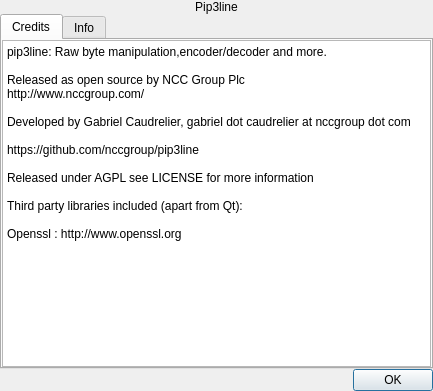
Qt form gui/aboutdialog.ui (nccgroup/pip3line) before a commit.
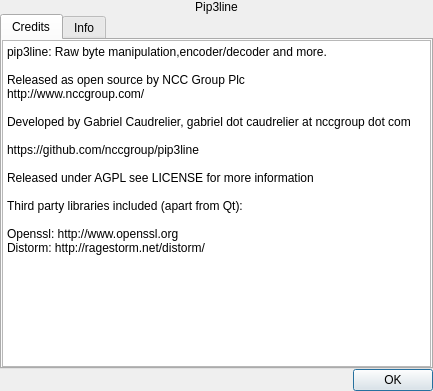
The same form after that commit.

```diff
--- a/gui/aboutdialog.ui
+++ b/gui/aboutdialog.ui
@@ -78,8 +78,8 @@
 &lt;p style=&quot;-qt-paragraph-type:empty; margin-top:0px; margin-bottom:0px; margin-left:0px; margin-right:0px; -qt-block-indent:0; text-indent:0px;&quot;&gt;&lt;br /&gt;&lt;/p&gt;
 &lt;p style=&quot; margin-top:0px; margin-bottom:0px; margin-left:0px; margin-right:0px; -qt-block-indent:0; text-indent:0px;&quot;&gt;Third party libraries included (apart from Qt):&lt;/p&gt;
 &lt;p style=&quot;-qt-paragraph-type:empty; margin-top:0px; margin-bottom:0px; margin-left:0px; margin-right:0px; -qt-block-indent:0; text-indent:0px;&quot;&gt;&lt;br /&gt;&lt;/p&gt;
-&lt;p style=&quot; margin-top:0px; margin-bottom:0px; margin-left:0px; margin-right:0px; -qt-block-indent:0; text-indent:0px;&quot;&gt;Openssl : http://www.openssl.org&lt;/p&gt;
-&lt;p style=&quot;-qt-paragraph-type:empty; margin-top:0px; margin-bottom:0px; margin-left:0px; margin-right:0px; -qt-block-indent:0; text-indent:0px;&quot;&gt;&lt;br /&gt;&lt;/p&gt;&lt;/body&gt;&lt;/html&gt;</string>
+&lt;p style=&quot; margin-top:0px; margin-bottom:0px; margin-left:0px; margin-right:0px; -qt-block-indent:0; text-indent:0px;&quot;&gt;Openssl: http://www.openssl.org&lt;/p&gt;
+&lt;p style=&quot; margin-top:0px; margin-bottom:0px; margin-left:0px; margin-right:0px; -qt-block-indent:0; text-indent:0px;&quot;&gt;Distorm: http://ragestorm.net/distorm/&lt;/p&gt;&lt;/body&gt;&lt;/html&gt;</string>
          </property>
          <property name="textInteractionFlags">
           <set>Qt::LinksAccessibleByKeyboard|Qt::LinksAccessibleByMouse|Qt::TextBrowserInteraction|Qt::TextSelectableByKeyboard|Qt::TextSelectableByMouse</set>
```
